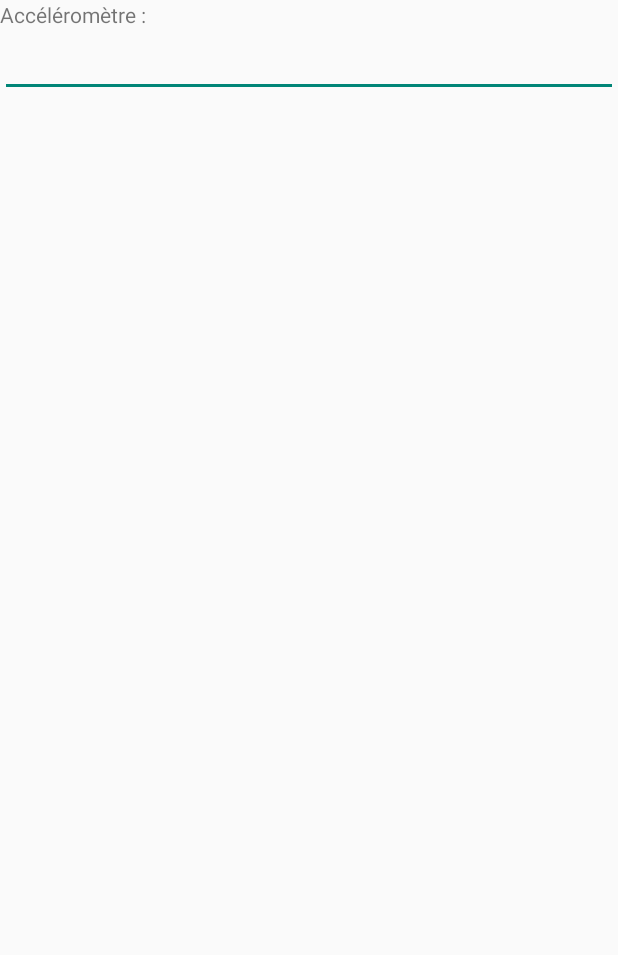
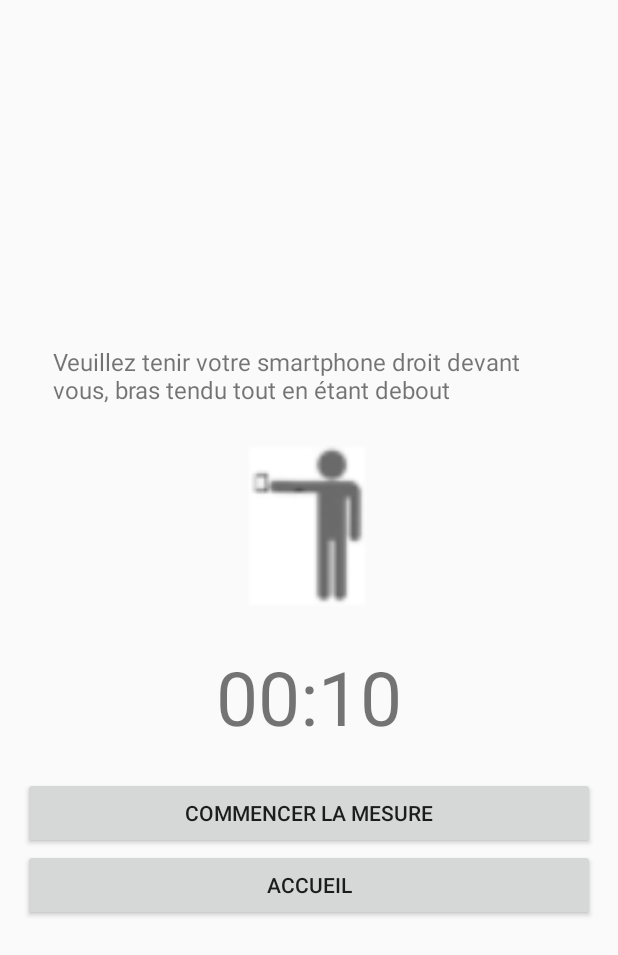
Before and after one commit to ouatedephoque/projetAndroid, an Android app: the layout activity_ethylotest.xml on its own in the app's theme, with its tools: preview values and no code run, on a phone screen of 412 x 824 dp. Shown: the top 955 px of the screen. Run offline under Robolectric (Android 15) with nearby library versions, the phone set to English and light mode, and no system bars.

Commit message:
Final version

```diff
--- a/app/src/main/AndroidManifest.xml
+++ b/app/src/main/AndroidManifest.xml
@@ -28,6 +28,10 @@
             android:name=".activity_ethylotest"
             android:label="@string/title_activity_ethylotest"
             android:screenOrientation="portrait" />
+        <activity
+            android:name=".activity_ethylotestResult"
+            android:label="@string/title_activity_ethylotestResult"/>
+
     </application>
 
 </manifest>
--- a/app/src/main/res/layout/activity_ethylotest.xml
+++ b/app/src/main/res/layout/activity_ethylotest.xml
@@ -1,16 +1,50 @@
 <?xml version="1.0" encoding="utf-8"?>
 <LinearLayout xmlns:android="http://schemas.android.com/apk/res/android"
-    android:orientation="vertical" android:layout_width="match_parent"
-    android:layout_height="match_parent">
+    android:orientation="vertical"
+    android:layout_width="match_parent"
+    android:layout_height="wrap_content"
+    android:padding="15dp"
+    android:layout_gravity="center">
 
     <TextView
         android:layout_width="wrap_content"
         android:layout_height="wrap_content"
-        android:text="Accéléromètre : "
-        android:id="@+id/textView" />
+        android:text="Veuillez tenir votre smartphone droit devant vous, bras tendu tout en étant debout"
+        android:id="@+id/textView"
+        android:padding="20dp"
+        android:textSize="@dimen/fontSize_medium"
+        android:layout_gravity="center_horizontal"/>
 
-    <EditText
+    <ImageView
+        android:layout_width="120dp"
+        android:layout_height="120dp"
+        android:scaleType="fitXY"
+        android:id="@+id/imageView"
+        android:src="@drawable/ic_men"
+        android:layout_gravity="center_horizontal"
+        android:layout_marginBottom="20dp"/>
+
+    <TextView
+        android:layout_width="wrap_content"
+        android:layout_height="wrap_content"
+        android:text="00:10"
+        android:id="@+id/tv_countDownChrono"
+        android:layout_gravity="center_horizontal"
+        android:layout_marginBottom="20dp"
+        android:textSize="@dimen/fontSize_extralarge" />
+
+    <Button
         android:layout_width="match_parent"
         android:layout_height="wrap_content"
-        android:id="@+id/editTextEthylotest" />
+        android:text="Commencer la mesure"
+        android:id="@+id/btn_ethylotestStartMeasure"
+        android:layout_gravity="center_horizontal" />
+
+    <Button
+        android:layout_width="match_parent"
+        android:layout_height="wrap_content"
+        android:text="Accueil"
+        android:id="@+id/btn_ethylotestGoToMain"
+        android:layout_gravity="center_horizontal" />
+
 </LinearLayout>
--- a/app/src/main/res/values/dimens.xml
+++ b/app/src/main/res/values/dimens.xml
@@ -4,4 +4,5 @@
     <dimen name="activity_vertical_margin">16dp</dimen>
     <dimen name="fontSize_medium">16sp</dimen>
     <dimen name="fontSize_large">30sp</dimen>
+    <dimen name="fontSize_extralarge">50sp</dimen>
 </resources>
```
Also changed, not shown: app/src/main/java/ch/hearc/arcootest/activity_calculatorInfo.java (+40 -1 lines), app/src/main/java/ch/hearc/arcootest/activity_calculatorResult.java (+55 -3 lines), app/src/main/java/ch/hearc/arcootest/activity_ethylotest.java (added, +172 -0 lines), app/src/main/java/ch/hearc/arcootest/activity_ethylotestResult.java (added, +102 -0 lines), app/src/main/res/layout/activity_ethylotest_result.xml (+25 -2 lines), app/src/main/res/values/strings.xml (+12 -1 lines), app/src/main/assets/alcools.xml (line endings or trailing spaces), app/src/main/ic_men-web.png (added), app/src/main/res/drawable/ic_men.png (added).
